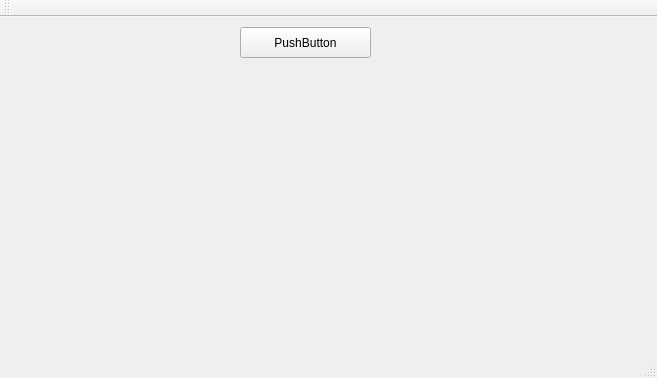
This is LTSetup/mainwindow.ui in marmstrong6471/LTSetup_Linux as Qt 5 draws it before an edit. The edited form follows.
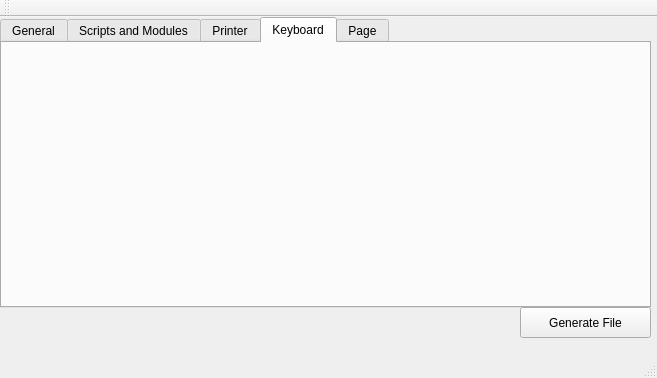
This is the edited form.

Commit message: Tab base

Diff of the .ui file:
```diff
--- a/LTSetup/mainwindow.ui
+++ b/LTSetup/mainwindow.ui
@@ -14,17 +14,55 @@
    <string>MainWindow</string>
   </property>
   <widget class="QWidget" name="centralWidget">
+   <widget class="QTabWidget" name="tabWidget">
+    <property name="geometry">
+     <rect>
+      <x>0</x>
+      <y>0</y>
+      <width>651</width>
+      <height>291</height>
+     </rect>
+    </property>
+    <property name="currentIndex">
+     <number>3</number>
+    </property>
+    <widget class="QWidget" name="tab">
+     <attribute name="title">
+      <string>General</string>
+     </attribute>
+    </widget>
+    <widget class="QWidget" name="tab_2">
+     <attribute name="title">
+      <string>Scripts and Modules</string>
+     </attribute>
+    </widget>
+    <widget class="QWidget" name="tab_3">
+     <attribute name="title">
+      <string>Printer</string>
+     </attribute>
+    </widget>
+    <widget class="QWidget" name="tab_4">
+     <attribute name="title">
+      <string>Keyboard</string>
+     </attribute>
+    </widget>
+    <widget class="QWidget" name="tab_5">
+     <attribute name="title">
+      <string>Page</string>
+     </attribute>
+    </widget>
+   </widget>
    <widget class="QPushButton" name="btn_genfile">
     <property name="geometry">
      <rect>
-      <x>240</x>
-      <y>10</y>
+      <x>520</x>
+      <y>290</y>
       <width>131</width>
       <height>31</height>
      </rect>
     </property>
     <property name="text">
-     <string>PushButton</string>
+     <string>Generate File</string>
     </property>
    </widget>
   </widget>
```
